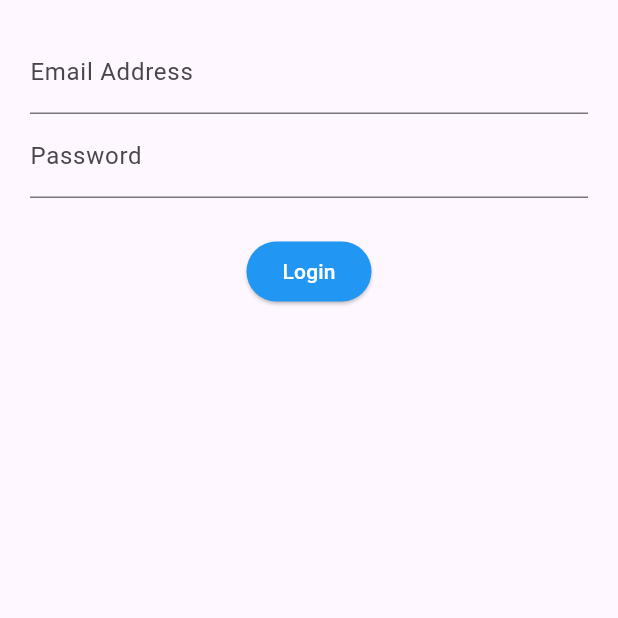
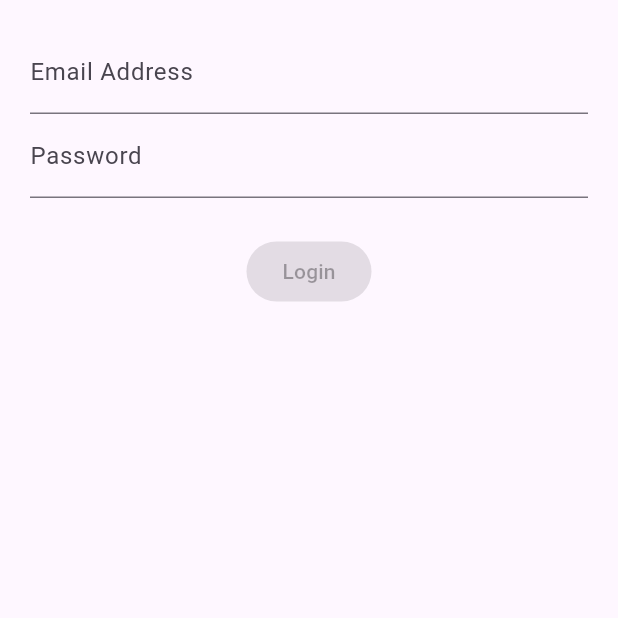
Before and after one commit to developerjayuk/playground-flutter, a Flutter app: the screen it shows after launch, on a phone screen of 412 x 824 dp, the top half of it. Run offline on Flutter 3.47's test engine with Material 3 defaults, Android fonts, the phone set to English and light mode, and no system bars; our stand-ins replace rxdart.

Commit message:
add rxdart

```diff
--- a/login_bloc/lib/src/blocs/bloc.dart
+++ b/login_bloc/lib/src/blocs/bloc.dart
@@ -1,17 +1,28 @@
 import 'dart:async';
 import 'validators.dart';
+import 'package:rxdart/rxdart.dart';
 
 class Bloc with Validators {
-  final _email = StreamController<String>();
-  final _password = StreamController<String>();
+  final _email = BehaviorSubject<String>();
+  final _password = BehaviorSubject<String>();
 
   // add data to stream
   Stream<String> get email => _email.stream.transform(validateEmail);
   Stream<String> get password => _password.stream.transform(validatePassword);
+  Stream<bool> get submitValid =>
+      Rx.combineLatest2(email, password, (a, b) => true);
 
   // change data
   Function(String) get changeEmail => _email.sink.add;
   Function(String) get changePassword => _password.sink.add;
+
+  submit() {
+    final validEmail = _email.value;
+    final validPassword = _password.value;
+
+    print('Email is $validEmail');
+    print('Password is $validPassword');
+  }
 
   dispose() {
     _email.close();
--- a/login_bloc/lib/src/screens/login_screen.dart
+++ b/login_bloc/lib/src/screens/login_screen.dart
@@ -13,7 +13,7 @@ class LoginScreen extends StatelessWidget {
           emailField(bloc),
           passwordField(bloc),
           Container(margin: EdgeInsets.only(top: 25.0)),
-          submitButton(),
+          submitButton(bloc),
         ],
       ),
     );
@@ -52,14 +52,19 @@ class LoginScreen extends StatelessWidget {
     );
   }
 
-  Widget submitButton() {
+  Widget submitButton(Bloc bloc) {
+    return StreamBuilder(
+      stream: bloc.submitValid,
+      builder: (context, snapshot) {
         return ElevatedButton(
           style: ElevatedButton.styleFrom(
             backgroundColor: Colors.blue,
             foregroundColor: Colors.white,
           ),
+          onPressed: snapshot.hasData ? bloc.submit : null,
           child: Text('Login'),
-      onPressed: () {},
+        );
+      },
     );
   }
 }
--- a/login_bloc/pubspec.yaml
+++ b/login_bloc/pubspec.yaml
@@ -34,6 +34,7 @@ dependencies:
   # The following adds the Cupertino Icons font to your application.
   # Use with the CupertinoIcons class for iOS style icons.
   cupertino_icons: ^1.0.8
+  rxdart: 0.28.0
 
 dev_dependencies:
   flutter_test:
```
Lines whose indentation alone changed are shown as unchanged.
